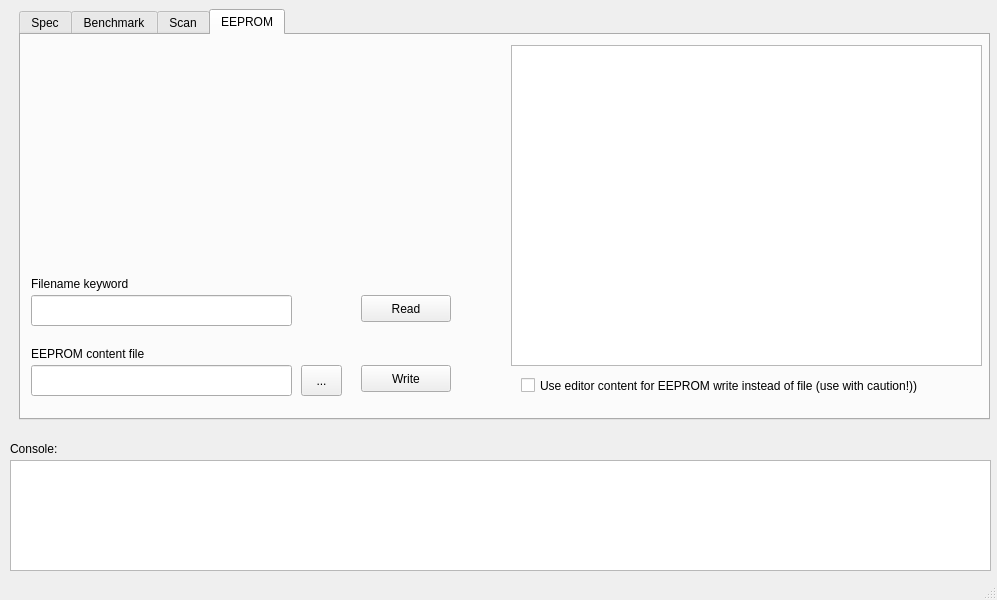
Yarr/Yarr, file gui/YarrGui/yarrgui.ui: the form before one commit.
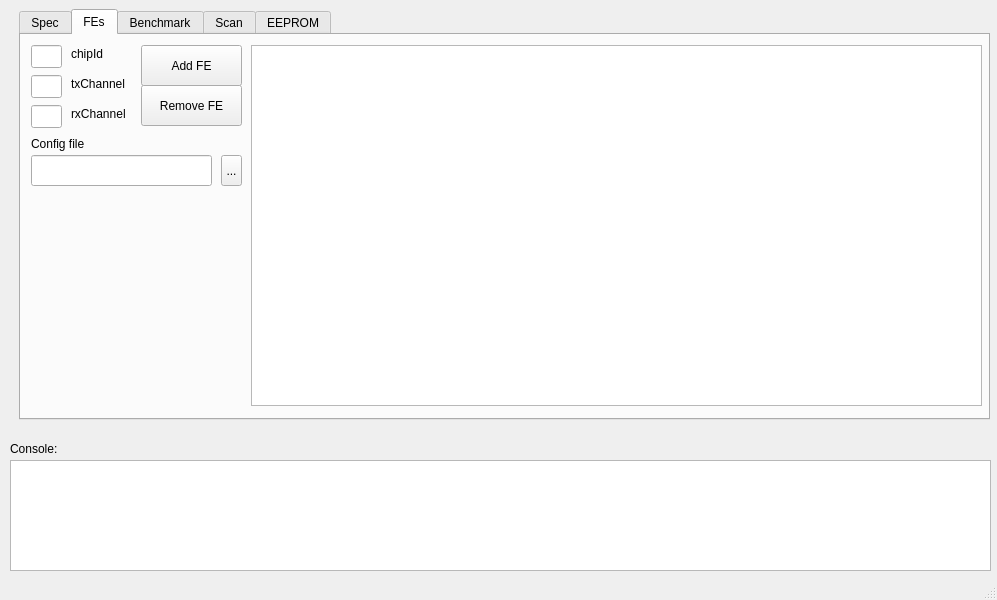
The form after the commit. Custom widgets are drawn as their Qt base class.

Diff of the .ui file:
```diff
--- a/gui/YarrGui/yarrgui.ui
+++ b/gui/YarrGui/yarrgui.ui
@@ -15,6 +15,9 @@
   </property>
   <widget class="QWidget" name="centralWidget">
    <widget class="QTabWidget" name="main_tabWidget">
+    <property name="enabled">
+     <bool>true</bool>
+    </property>
     <property name="geometry">
      <rect>
       <x>19</x>
@@ -30,7 +33,7 @@
      <enum>QTabWidget::Rounded</enum>
     </property>
     <property name="currentIndex">
-     <number>3</number>
+     <number>1</number>
     </property>
     <property name="tabsClosable">
      <bool>false</bool>
@@ -185,6 +188,176 @@
       </property>
      </widget>
     </widget>
+    <widget class="QWidget" name="tab_3">
+     <attribute name="title">
+      <string>FEs</string>
+     </attribute>
+     <widget class="QLineEdit" name="chipIdEdit">
+      <property name="geometry">
+       <rect>
+        <x>10</x>
+        <y>10</y>
+        <width>31</width>
+        <height>23</height>
+       </rect>
+      </property>
+     </widget>
+     <widget class="QLineEdit" name="txChannelEdit">
+      <property name="geometry">
+       <rect>
+        <x>10</x>
+        <y>40</y>
+        <width>31</width>
+        <height>23</height>
+       </rect>
+      </property>
+     </widget>
+     <widget class="QLineEdit" name="rxChannelEdit">
+      <property name="geometry">
+       <rect>
+        <x>10</x>
+        <y>70</y>
+        <width>31</width>
+        <height>23</height>
+       </rect>
+      </property>
+     </widget>
+     <widget class="QLabel" name="bitfile_label_4">
+      <property name="geometry">
+       <rect>
+        <x>50</x>
+        <y>10</y>
+        <width>71</width>
+        <height>17</height>
+       </rect>
+      </property>
+      <property name="text">
+       <string>chipId</string>
+      </property>
+     </widget>
+     <widget class="QLabel" name="bitfile_label_5">
+      <property name="geometry">
+       <rect>
+        <x>50</x>
+        <y>40</y>
+        <width>71</width>
+        <height>17</height>
+       </rect>
+      </property>
+      <property name="text">
+       <string>txChannel</string>
+      </property>
+     </widget>
+     <widget class="QLabel" name="bitfile_label_6">
+      <property name="geometry">
+       <rect>
+        <x>50</x>
+        <y>70</y>
+        <width>71</width>
+        <height>17</height>
+       </rect>
+      </property>
+      <property name="text">
+       <string>rxChannel</string>
+      </property>
+     </widget>
+     <widget class="QPushButton" name="addFeButton">
+      <property name="geometry">
+       <rect>
+        <x>120</x>
+        <y>10</y>
+        <width>101</width>
+        <height>41</height>
+       </rect>
+      </property>
+      <property name="text">
+       <string>Add FE</string>
+      </property>
+     </widget>
+     <widget class="QPushButton" name="remFeButton">
+      <property name="geometry">
+       <rect>
+        <x>120</x>
+        <y>50</y>
+        <width>101</width>
+        <height>41</height>
+       </rect>
+      </property>
+      <property name="text">
+       <string>Remove FE</string>
+      </property>
+     </widget>
+     <widget class="QTreeWidget" name="feTree">
+      <property name="geometry">
+       <rect>
+        <x>230</x>
+        <y>10</y>
+        <width>731</width>
+        <height>361</height>
+       </rect>
+      </property>
+      <property name="columnCount">
+       <number>3</number>
+      </property>
+      <attribute name="headerVisible">
+       <bool>false</bool>
+      </attribute>
+      <attribute name="headerMinimumSectionSize">
+       <number>50</number>
+      </attribute>
+      <column>
+       <property name="text">
+        <string notr="true">1</string>
+       </property>
+      </column>
+      <column>
+       <property name="text">
+        <string notr="true">2</string>
+       </property>
+      </column>
+      <column>
+       <property name="text">
+        <string notr="true">3</string>
+       </property>
+      </column>
+     </widget>
+     <widget class="QToolButton" name="configFile_button">
+      <property name="geometry">
+       <rect>
+        <x>200</x>
+        <y>120</y>
+        <width>21</width>
+        <height>31</height>
+       </rect>
+      </property>
+      <property name="text">
+       <string>...</string>
+      </property>
+     </widget>
+     <widget class="QLineEdit" name="configfileName">
+      <property name="geometry">
+       <rect>
+        <x>10</x>
+        <y>120</y>
+        <width>181</width>
+        <height>31</height>
+       </rect>
+      </property>
+     </widget>
+     <widget class="QLabel" name="bitfile_label_7">
+      <property name="geometry">
+       <rect>
+        <x>10</x>
+        <y>100</y>
+        <width>131</width>
+        <height>17</height>
+       </rect>
+      </property>
+      <property name="text">
+       <string>Config file</string>
+      </property>
+     </widget>
+    </widget>
     <widget class="QWidget" name="Benchmark">
      <attribute name="title">
       <string>Benchmark</string>
@@ -421,7 +594,7 @@
       <property name="geometry">
        <rect>
         <x>10</x>
-        <y>330</y>
+        <y>100</y>
         <width>261</width>
         <height>31</height>
        </rect>
@@ -431,7 +604,7 @@
       <property name="geometry">
        <rect>
         <x>280</x>
-        <y>330</y>
+        <y>100</y>
         <width>41</width>
         <height>31</height>
        </rect>
@@ -444,7 +617,7 @@
       <property name="geometry">
        <rect>
         <x>10</x>
-        <y>310</y>
+        <y>80</y>
         <width>131</width>
         <height>17</height>
        </rect>
@@ -457,7 +630,7 @@
       <property name="geometry">
        <rect>
         <x>340</x>
-        <y>330</y>
+        <y>100</y>
         <width>90</width>
         <height>27</height>
        </rect>
@@ -470,7 +643,7 @@
       <property name="geometry">
        <rect>
         <x>340</x>
-        <y>260</y>
+        <y>30</y>
         <width>90</width>
         <height>27</height>
        </rect>
@@ -483,7 +656,7 @@
       <property name="geometry">
        <rect>
         <x>10</x>
-        <y>260</y>
+        <y>30</y>
         <width>261</width>
         <height>31</height>
        </rect>
@@ -493,7 +666,7 @@
       <property name="geometry">
        <rect>
         <x>10</x>
-        <y>240</y>
+        <y>10</y>
         <width>131</width>
         <height>17</height>
        </rect>
@@ -511,7 +684,7 @@
         <x>490</x>
         <y>10</y>
         <width>471</width>
-        <height>321</height>
+        <height>361</height>
        </rect>
       </property>
       <property name="font">
@@ -526,8 +699,8 @@
      <widget class="QCheckBox" name="SBECheckBox">
       <property name="geometry">
        <rect>
-        <x>500</x>
-        <y>340</y>
+        <x>10</x>
+        <y>350</y>
         <width>451</width>
         <height>21</height>
        </rect>
```
Left out of the diff: 38 changed lines with no effect on the pictures.
